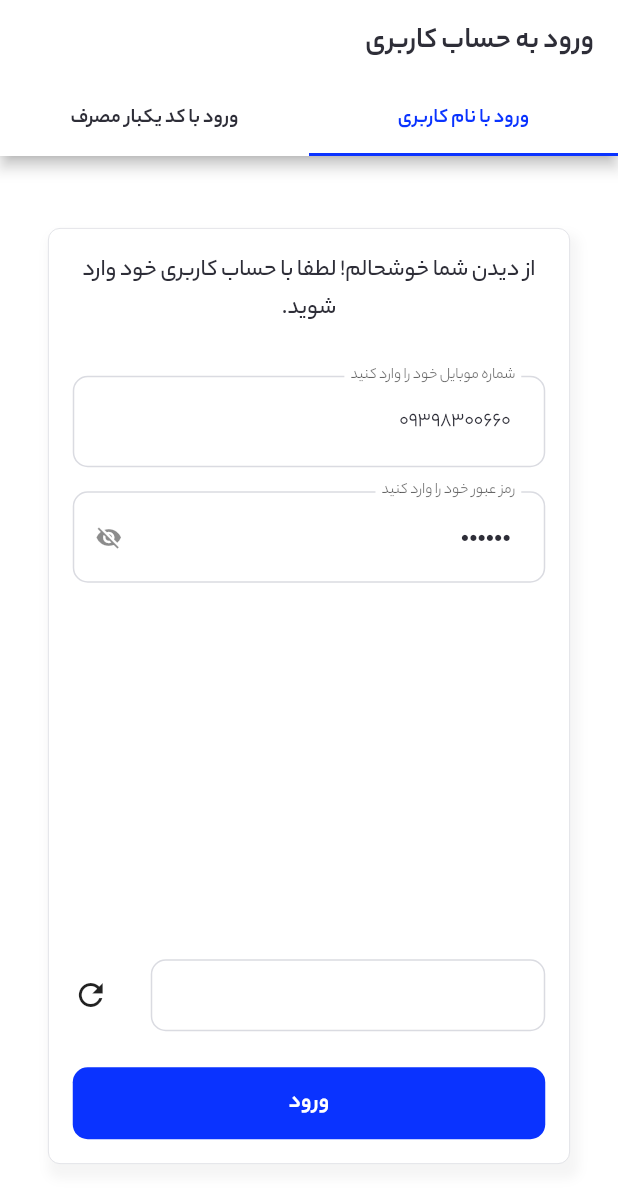
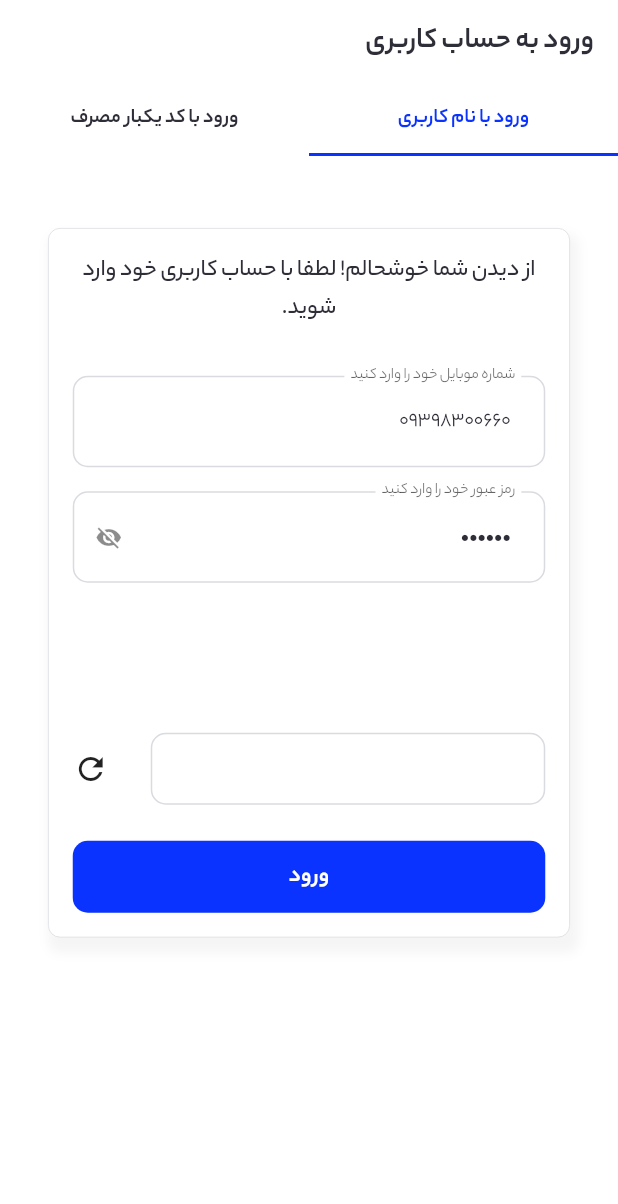
Before and after one commit to MatinEffati/ava_hesab, a Flutter app: the screen it shows after launch, on a phone screen of 412 x 824 dp. Shown: the top 1204 px of the screen. Run offline on Flutter 3.47's test engine with Material 3 defaults, Android fonts, the phone set to English and light mode, and no system bars; our stand-ins replace dartz, dio, flutter_svg, get, get_it, hive and 3 more; accounts and stored records are empty; network calls fail; statements that could not run were skipped.

Commit message:
add files

```diff
--- a/lib/core/network/network.dart
+++ b/lib/core/network/network.dart
@@ -11,14 +11,14 @@ class NetworkClient {
   factory NetworkClient() => _singleton;
 
   static Dio _createDio() {
-    // final authBox = HiveBoxes.getAuthBox();
-    // final String? token = authBox.get('authBox')?.token;
+    final authBox = HiveBoxes.getAuthBox();
+    final String? token = authBox.get('authBox')?.token;
     Dio dio = Dio(
       BaseOptions(
         baseUrl: Constants.baseUrl,
         headers: {
           'Content-Type': 'application/json',
-          'token': '',
+          'Cookie': 'Authorization=$token',
         },
       ),
     );
--- a/lib/feature/login/data/source/login_data_source.dart
+++ b/lib/feature/login/data/source/login_data_source.dart
@@ -23,6 +23,8 @@ abstract class ILoginDataSource {
     String captcha,
     String captchaId,
   );
+
+  //https://www.avahesab.com/api/v1/customer/login/otp/verify code mobile
 
   Future<CaptchaModel> captcha();
 }
--- a/lib/feature/login/login_screen.dart
+++ b/lib/feature/login/login_screen.dart
@@ -26,27 +26,34 @@ class _LoginScreenState extends State<LoginScreen> {
   TextEditingController mobileOTPController = TextEditingController(text: '09398300660');
   TextEditingController captchaOTPController = TextEditingController();
   TextEditingController otpCodeController = TextEditingController();
-  final focusNode = FocusNode();
 
   bool passwordVisible = true;
 
   @override
   Widget build(BuildContext context) {
-    return DefaultTabController(
+    return Scaffold(
+      appBar: AppBar(
+        title: const Text('ورود به حساب کاربری'),
+        elevation: 0,
+      ),
+      body: DefaultTabController(
         length: 2,
-      child: Scaffold(
-        appBar: AppBar(
-          bottom: const TabBar(
+        child: NestedScrollView(
+          scrollDirection: Axis.vertical,
+          headerSliverBuilder: (context, innerBoxIsScrolled) => [
+            const SliverToBoxAdapter(
+              child: TabBar(
                 tabs: [
                   Tab(text: 'ورود با نام کاربری'),
                   Tab(text: 'ورود با کد یکبار مصرف'),
                 ],
               ),
-          title: const Text('ورود به حساب کاربری'),
             ),
+          ],
           body: TabBarView(
             children: [
-            Container(
+              SingleChildScrollView(
+                child: Container(
                   margin: const EdgeInsets.fromLTRB(32, 48, 32, 48),
                   padding: const EdgeInsets.all(16),
                   decoration: BoxDecoration(
@@ -92,7 +99,7 @@ class _LoginScreenState extends State<LoginScreen> {
                           ),
                         ),
                       ),
-                  const Expanded(child: SizedBox.shrink()),
+                      const SizedBox(height: 100),
                       Obx(() {
                         return loginController.loadingCaptcha.value
                             ? const CupertinoActivityIndicator()
@@ -146,7 +153,9 @@ class _LoginScreenState extends State<LoginScreen> {
                     ],
                   ),
                 ),
-            Container(
+              ),
+              SingleChildScrollView(
+                child: Container(
                   margin: const EdgeInsets.fromLTRB(32, 48, 32, 48),
                   padding: const EdgeInsets.all(16),
                   decoration: BoxDecoration(
@@ -174,14 +183,21 @@ class _LoginScreenState extends State<LoginScreen> {
                         controller: mobileOTPController,
                         decoration: const InputDecoration(label: Text('شماره موبایل خود را وارد کنید')),
                       ),
-                  SizedBox(height: 24),
-                  Visibility(
-                    visible: true,
+                      const SizedBox(height: 24),
+                      Obx(
+                        () => Visibility(
+                          visible: loginController.isShowOTPFields.value,
                           child: Column(
                             crossAxisAlignment: CrossAxisAlignment.start,
                             children: [
-                        Text('کد تایید را وارد کنید',style: Theme.of(context).textTheme.bodySmall!.copyWith(color: AppColorsLight.textLightSoft),),
-                        SizedBox(height: 8),
+                              Text(
+                                'کد تایید را وارد کنید',
+                                style: Theme.of(context)
+                                    .textTheme
+                                    .bodySmall!
+                                    .copyWith(color: AppColorsLight.textLightSoft),
+                              ),
+                              const SizedBox(height: 8),
                               Directionality(
                                 textDirection: TextDirection.ltr,
                                 child: Pinput(
@@ -189,9 +205,7 @@ class _LoginScreenState extends State<LoginScreen> {
                                   forceErrorState: showError,
                                   length: length,
                                   controller: otpCodeController,
-                            focusNode: focusNode,
                                   defaultPinTheme: defaultPinTheme,
-                            readOnly: true,
                                   focusedPinTheme: defaultPinTheme.copyWith(
                                     height: 68,
                                     width: 64,
@@ -210,7 +224,8 @@ class _LoginScreenState extends State<LoginScreen> {
                             ],
                           ),
                         ),
-                  const Expanded(child: SizedBox.shrink()),
+                      ),
+                      const SizedBox(height: 100),
                       //captcha
                       Obx(() {
                         return loginController.loadingCaptcha.value
@@ -238,7 +253,7 @@ class _LoginScreenState extends State<LoginScreen> {
                                   InkWell(
                                     onTap: () {
                                       captchaUsernameController.clear();
-                                  loginController.refreshCaptchaUsername();
+                                      loginController.refreshCaptchaOTP();
                                     },
                                     child: const Icon(Icons.refresh),
                                   ),
@@ -262,7 +277,9 @@ class _LoginScreenState extends State<LoginScreen> {
                     ],
                   ),
                 ),
+              ),
             ],
+          ),
         ),
       ),
     );
```
Lines whose indentation alone changed are shown as unchanged.
